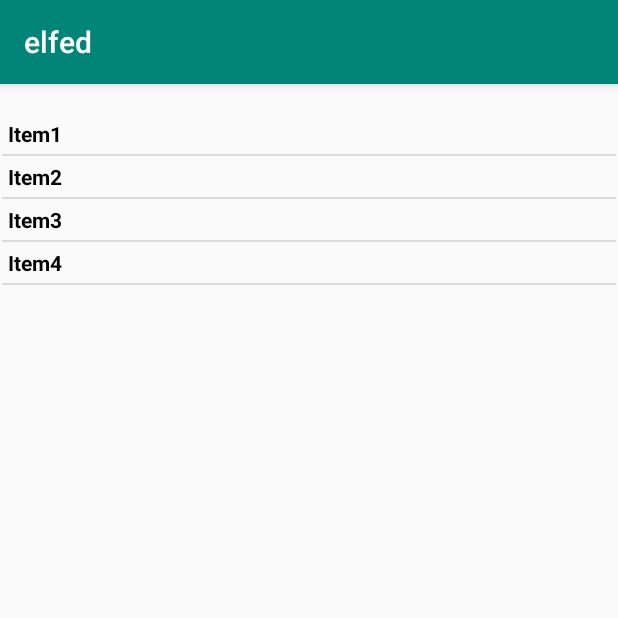
After one commit to aksherb/elfed, an Android app: the MyListActivity screen opened directly, with no data from a screen before it, on a phone screen of 412 x 824 dp, the top half of it. The commit adds this screen. Run offline under Robolectric (Android 15) with nearby library versions, the phone set to English and light mode, and no system bars; Roboto replaces fonts that are not available here.

Commit message:
Add activity for "My List"

```diff
--- a/app/src/main/AndroidManifest.xml
+++ b/app/src/main/AndroidManifest.xml
@@ -8,14 +8,17 @@
         android:label="@string/app_name"
         android:roundIcon="@mipmap/ic_launcher_round"
         android:supportsRtl="true"
-        android:theme="@style/AppTheme">
-        <activity android:name=".activities.MainActivity">
+        android:theme="@style/AppTheme" >
+        <activity android:name=".activities.MyListActivity" >
+        </activity>
+        <activity android:name=".activities.MainActivity" >
             <intent-filter>
                 <action android:name="android.intent.action.MAIN" />
 
                 <category android:name="android.intent.category.LAUNCHER" />
             </intent-filter>
         </activity>
+
         <meta-data
             android:name="preloaded_fonts"
             android:resource="@array/preloaded_fonts" />
--- a/app/src/main/java/com/sherblabs/elfed/activities/MainActivity.kt
+++ b/app/src/main/java/com/sherblabs/elfed/activities/MainActivity.kt
@@ -1,7 +1,9 @@
 package com.sherblabs.elfed.activities
 
+import android.content.Intent
 import androidx.appcompat.app.AppCompatActivity
 import android.os.Bundle
+import android.view.View
 import com.sherblabs.elfed.R
 
 class MainActivity : AppCompatActivity() {
@@ -10,4 +12,9 @@ class MainActivity : AppCompatActivity() {
         super.onCreate(savedInstanceState)
         setContentView(R.layout.activity_main)
     }
+
+    fun viewMyList(view: View) {
+        val intent = Intent(this, MyListActivity::class.java)
+        startActivity(intent)
+    }
 }
--- /dev/null
+++ b/app/src/main/java/com/sherblabs/elfed/activities/MyListActivity.kt
@@ -0,0 +1,21 @@
+package com.sherblabs.elfed.activities
+
+import android.os.Bundle
+import android.widget.ArrayAdapter
+import android.widget.ListView
+import androidx.appcompat.app.AppCompatActivity
+import com.sherblabs.elfed.R
+
+class MyListActivity : AppCompatActivity() {
+
+    var mobileArray = arrayOf("Item1", "Item2", "Item3", "Item4")
+
+    override fun onCreate(savedInstanceState: Bundle?) {
+        super.onCreate(savedInstanceState)
+        setContentView(R.layout.activity_my_list)
+
+        val adapter = ArrayAdapter(this, R.layout.list_item, mobileArray)
+        val listView = findViewById<ListView>(R.id.listView)
+        listView.adapter = adapter
+    }
+}
--- a/app/src/main/res/layout/activity_main.xml
+++ b/app/src/main/res/layout/activity_main.xml
@@ -61,6 +61,7 @@
                 android:layout_height="wrap_content"
                 android:layout_marginTop="32dp"
                 android:fontFamily="@font/abril_fatface"
+                android:onClick="viewMyList"
                 android:text="@string/button_my_list"
                 android:textAlignment="center"
                 android:textAppearance="@style/TextAppearance.AppCompat.Large" />
--- /dev/null
+++ b/app/src/main/res/layout/activity_my_list.xml
@@ -0,0 +1,18 @@
+<?xml version="1.0" encoding="utf-8"?>
+<androidx.constraintlayout.widget.ConstraintLayout
+    xmlns:android="http://schemas.android.com/apk/res/android"
+    xmlns:tools="http://schemas.android.com/tools"
+    xmlns:app="http://schemas.android.com/apk/res-auto"
+    android:layout_width="match_parent"
+    android:layout_height="match_parent"
+    tools:context=".activities.MyListActivity">
+
+    <ListView
+        android:id="@+id/listView"
+        android:layout_width="409dp"
+        android:layout_height="729dp"
+        app:layout_constraintBottom_toBottomOf="parent"
+        app:layout_constraintEnd_toEndOf="parent"
+        app:layout_constraintStart_toStartOf="parent"
+        app:layout_constraintTop_toTopOf="parent" />
+</androidx.constraintlayout.widget.ConstraintLayout>
--- /dev/null
+++ b/app/src/main/res/layout/list_item.xml
@@ -0,0 +1,12 @@
+<?xml version="1.0" encoding="utf-8"?>
+
+<TextView xmlns:android="http://schemas.android.com/apk/res/android"
+    android:id="@+id/textView"
+    android:layout_width="wrap_content"
+    android:layout_height="wrap_content"
+    android:textStyle="bold"
+    android:layout_marginLeft="10dp"
+    android:layout_marginTop="5dp"
+    android:padding="4dp"
+    android:textColor="#000000"
+    />
```
